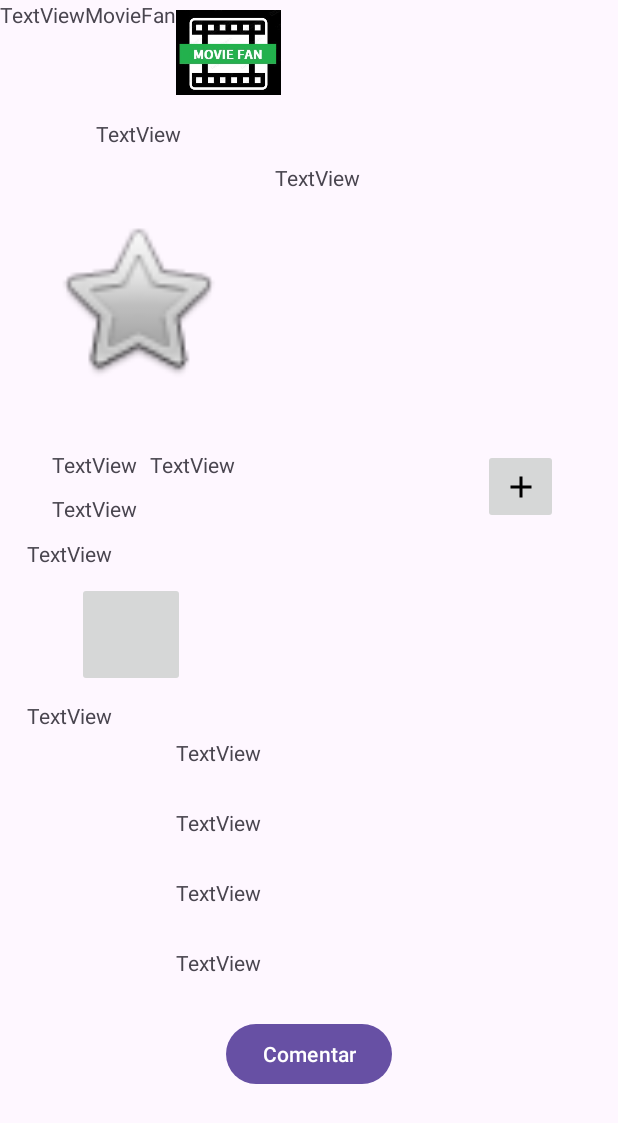
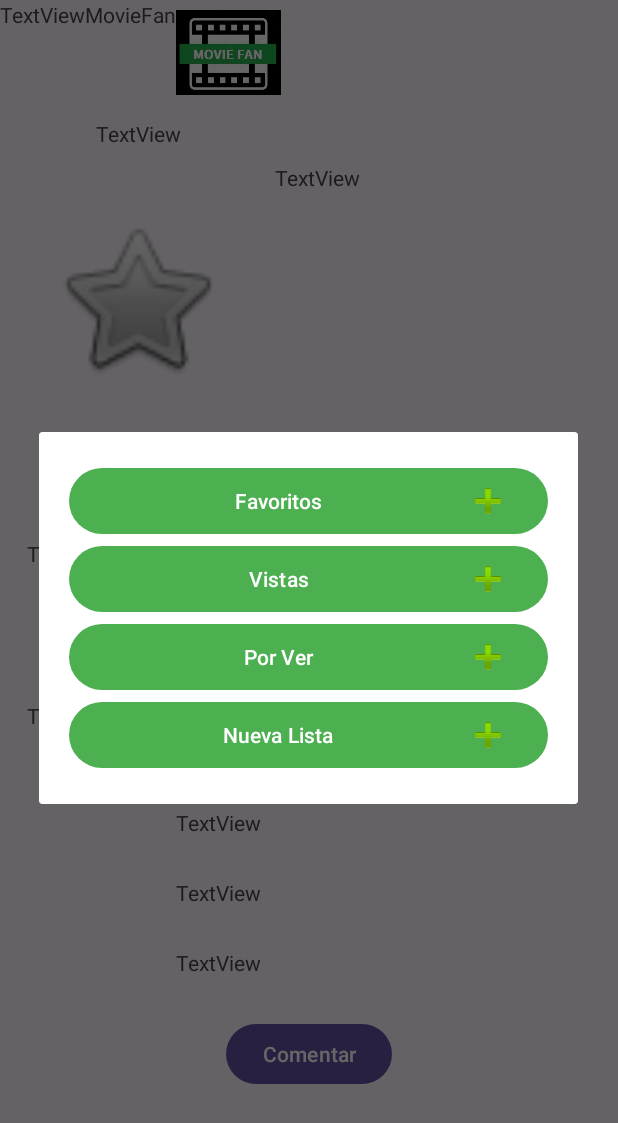
Before and after one commit to nataferreyra/MovieFan_app, an Android app: the vistaPeliculas screen opened directly, with no data from a screen before it, after a tap on "boton para aniadir pelicula a una lista", on a phone screen of 412 x 824 dp. Shown: the top 1123 px of the screen. Run offline under Robolectric (Android 15) with nearby library versions, the light colour scheme and no system bars.

Commit message:
Version 0.8.1
Agg menu de listas y agg 3 botones del perfil hacia home, catalogo y listas

```diff
--- a/app/src/main/java/com/example/moviefan1/vistaPeliculas.java
+++ b/app/src/main/java/com/example/moviefan1/vistaPeliculas.java
@@ -2,14 +2,12 @@ package com.example.moviefan1;
 
 import androidx.appcompat.app.AppCompatActivity;
 
+import android.app.AlertDialog;
+import android.graphics.Color;
 import android.os.Bundle;
-import android.view.MenuItem;
 import android.widget.Button;
 import android.view.View;
 import android.widget.ImageButton;
-import android.widget.ImageView;
-import android.widget.PopupMenu;
-import android.widget.Toast;
 
 public class vistaPeliculas extends AppCompatActivity {
 
@@ -19,6 +17,32 @@ public class vistaPeliculas extends AppCompatActivity {
         setContentView(R.layout.activity_vista_peliculas);
 
         Button aniadirPeli = findViewById(R.id.botonAniadirComentario);
+        ImageButton lst=findViewById(R.id.botonAniadirLista);
+
+        lst.setOnClickListener(v -> {
+            AlertDialog.Builder builder = new AlertDialog.Builder(vistaPeliculas.this);
+            View customView = getLayoutInflater().inflate(R.layout.popup_layout, null);
+            builder.setView(customView);
+
+            AlertDialog dialog = builder.create();
+
+            Button botonfv = customView.findViewById(R.id.botonfav);
+            Button botonvs = customView.findViewById(R.id.botonvis);
+            Button botonvr = customView.findViewById(R.id.botonxver);
+            Button botonln = customView.findViewById(R.id.botonnlist);
+            botonfv.setBackgroundColor(Color.parseColor("#4CAF50"));
+            botonln.setBackgroundColor(Color.parseColor("#4CAF50"));
+            botonvr.setBackgroundColor(Color.parseColor("#4CAF50"));
+            botonvs.setBackgroundColor(Color.parseColor("#4CAF50"));
+
+
+            botonfv.setOnClickListener(null);
+            botonvs.setOnClickListener(null);
+            botonvr.setOnClickListener(null);
+            botonln.setOnClickListener(null);
+
+            dialog.show();
+        });
 
 
 
--- /dev/null
+++ b/app/src/main/res/layout/popup_layout.xml
@@ -0,0 +1,43 @@
+<?xml version="1.0" encoding="utf-8"?>
+<androidx.constraintlayout.widget.ConstraintLayout xmlns:android="http://schemas.android.com/apk/res/android"
+    xmlns:tools="http://schemas.android.com/tools"
+    android:layout_width="match_parent"
+    android:layout_height="match_parent">
+
+    <LinearLayout xmlns:android="http://schemas.android.com/apk/res/android"
+        android:layout_width="match_parent"
+        android:layout_height="wrap_content"
+        android:orientation="vertical"
+        android:padding="20dp"
+        tools:ignore="MissingConstraints">
+
+        <Button
+            android:id="@+id/botonfav"
+            android:layout_width="match_parent"
+            android:layout_height="wrap_content"
+            android:text="Favoritos"
+            android:drawableEnd="@android:drawable/ic_input_add" />
+
+        <Button
+            android:id="@+id/botonvis"
+            android:layout_width="match_parent"
+            android:layout_height="wrap_content"
+            android:text="Vistas"
+            android:drawableEnd="@android:drawable/ic_input_add" />
+
+        <Button
+            android:id="@+id/botonxver"
+            android:layout_width="match_parent"
+            android:layout_height="wrap_content"
+            android:text="Por Ver"
+            android:drawableEnd="@android:drawable/ic_input_add" />
+
+        <Button
+            android:id="@+id/botonnlist"
+            android:layout_width="match_parent"
+            android:layout_height="wrap_content"
+            android:text="Nueva Lista"
+            android:drawableEnd="@android:drawable/ic_input_add" />
+    </LinearLayout>
+
+</androidx.constraintlayout.widget.ConstraintLayout>
--- a/app/src/main/res/menu/menupopuplistas.xml
+++ b/app/src/main/res/menu/menupopuplistas.xml
@@ -1,24 +1,15 @@
 <?xml version="1.0" encoding="utf-8"?>
 <menu xmlns:android="http://schemas.android.com/apk/res/android">
-
     <item
         android:id="@+id/lista1"
-        android:layout_width="wrap_content"
-        android:layout_height="wrap_content"
         android:title="Favoritos" />
     <item
         android:id="@+id/lista2"
-        android:layout_width="wrap_content"
-        android:layout_height="wrap_content"
         android:title="Vistas" />
     <item
         android:id="@+id/lista3"
-        android:layout_width="wrap_content"
-        android:layout_height="wrap_content"
         android:title="Por ver" />
     <item
         android:id="@+id/lista4"
-        android:layout_width="wrap_content"
-        android:layout_height="wrap_content"
         android:title="Nueva lista" />
 </menu>
--- a/app/src/main/res/values/colors.xml
+++ b/app/src/main/res/values/colors.xml
@@ -2,5 +2,7 @@
 <resources>
     <color name="black">#FF000000</color>
     <color name="white">#FFFFFFFF</color>
+    <color name="verde">#4CAF50</color>
+
 
 </resources>
```
Also changed, not shown: app/src/main/java/com/example/moviefan1/pantallaPerfil.java (+14 -0 lines), app/src/main/res/layout/activity_pantalla_perfil.xml (+26 -2 lines).
